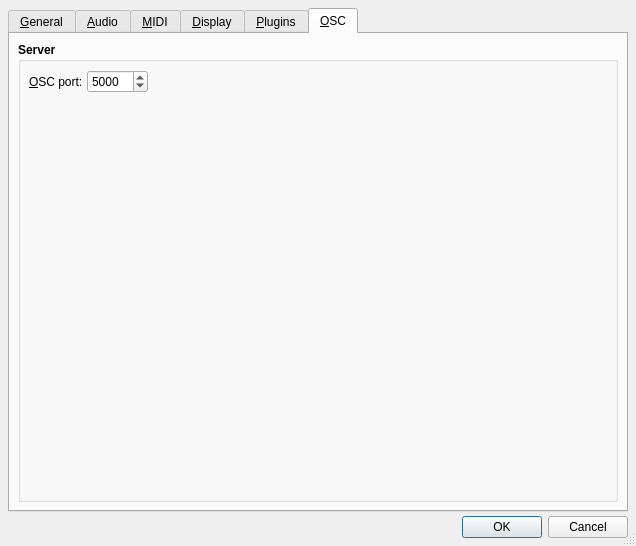
This is src/qtractorOptionsForm.ui in rncbc/qtractor as Qt 5 draws it before an edit. The edited form follows.
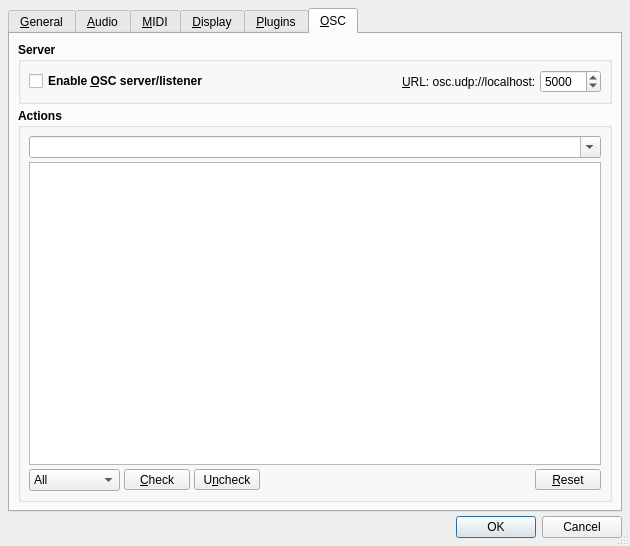
This is the edited form. The open tabs and pages were chosen to show the change. Icons and pictures are not drawn. Custom widgets are drawn as their Qt base class.

Commit message: [oscx] QAction/OSC command path mapping.

The edit to the form file:
```diff
--- a/src/qtractorOptionsForm.ui
+++ b/src/qtractorOptionsForm.ui
@@ -4057,13 +4057,13 @@
              <widget class="QToolButton" name="PluginPathAddToolButton">
               <property name="minimumSize">
                <size>
-                <width>66</width>
+                <width>60</width>
                 <height>22</height>
                </size>
               </property>
               <property name="maximumSize">
                <size>
-                <width>60</width>
+                <width>66</width>
                 <height>24</height>
                </size>
               </property>
@@ -4115,13 +4115,13 @@
            <widget class="QToolButton" name="PluginPathRemoveToolButton">
             <property name="minimumSize">
              <size>
-              <width>66</width>
+              <width>60</width>
               <height>22</height>
              </size>
             </property>
             <property name="maximumSize">
              <size>
-              <width>60</width>
+              <width>66</width>
               <height>24</height>
              </size>
             </property>
@@ -4146,13 +4146,13 @@
            <widget class="QToolButton" name="PluginPathUpToolButton">
             <property name="minimumSize">
              <size>
-              <width>66</width>
+              <width>60</width>
               <height>22</height>
              </size>
             </property>
             <property name="maximumSize">
              <size>
-              <width>60</width>
+              <width>66</width>
               <height>24</height>
              </size>
             </property>
@@ -4177,13 +4177,13 @@
            <widget class="QToolButton" name="PluginPathDownToolButton">
             <property name="minimumSize">
              <size>
-              <width>66</width>
+              <width>60</width>
               <height>22</height>
              </size>
             </property>
             <property name="maximumSize">
              <size>
-              <width>60</width>
+              <width>66</width>
               <height>24</height>
              </size>
             </property>
@@ -4659,6 +4659,35 @@
          </property>
          <layout class="QGridLayout">
           <item row="0" column="0">
+           <widget class="QCheckBox" name="OscServerCheckBox">
+            <property name="font">
+             <font>
+              <weight>75</weight>
+              <bold>false</bold>
+             </font>
+            </property>
+            <property name="toolTip">
+             <string>Whether to enable OSC control server/listener</string>
+            </property>
+            <property name="text">
+             <string>Enable &amp;OSC server/listener</string>
+            </property>
+           </widget>
+          </item>
+          <item row="0" column="1">
+           <spacer>
+            <property name="orientation">
+             <enum>Qt::Horizontal</enum>
+            </property>
+            <property name="sizeHint">
+             <size>
+              <width>120</width>
+              <height>20</height>
+             </size>
+            </property>
+           </spacer>
+          </item>
+          <item row="0" column="2">
            <widget class="QLabel" name="OscServerPortTextLabel">
             <property name="font">
              <font>
@@ -4667,21 +4696,15 @@
              </font>
             </property>
             <property name="text">
-             <string>&amp;OSC port:</string>
+             <string>&amp;URL: osc.udp://localhost:</string>
             </property>
             <property name="buddy">
              <cstring>OscServerPortSpinBox</cstring>
             </property>
            </widget>
           </item>
-          <item row="0" column="1">
+          <item row="0" column="3">
            <widget class="QSpinBox" name="OscServerPortSpinBox">
-            <property name="sizePolicy">
-             <sizepolicy hsizetype="Fixed" vsizetype="Fixed">
-              <horstretch>0</horstretch>
-              <verstretch>0</verstretch>
-             </sizepolicy>
-            </property>
             <property name="font">
              <font>
               <weight>50</weight>
@@ -4702,31 +4725,184 @@
             </property>
            </widget>
           </item>
-          <item row="0" column="3">
-           <spacer>
-            <property name="orientation">
-             <enum>Qt::Horizontal</enum>
+         </layout>
+        </widget>
+       </item>
+       <item>
+        <widget class="QGroupBox" name="OscActionsGroupBox">
+         <property name="font">
+          <font>
+           <weight>75</weight>
+           <bold>true</bold>
+          </font>
+         </property>
+         <property name="title">
+          <string>Actions</string>
+         </property>
+         <property name="flat">
+          <bool>true</bool>
+         </property>
+         <layout class="QVBoxLayout">
+          <item>
+           <widget class="QComboBox" name="OscActionsSearchComboBox" >
+            <property name="font">
+             <font>
+              <weight>50</weight>
+              <bold>false</bold>
+             </font>
             </property>
-            <property name="sizeHint">
-             <size>
-              <width>120</width>
-              <height>20</height>
-             </size>
+            <property name="toolTip" >
+             <string>OSC actions search string (regular expression)</string>
             </property>
-           </spacer>
+            <property name="editable" >
+             <bool>true</bool>
+            </property>
+           </widget>
           </item>
-          <item row="1" column="0" colspan="3">
-           <spacer>
-            <property name="orientation">
-             <enum>Qt::Vertical</enum>
+          <item>
+           <widget class="QListWidget" name="OscActionsListWidget">
+            <property name="font">
+             <font>
+              <weight>50</weight>
+              <bold>false</bold>
+             </font>
             </property>
-            <property name="sizeHint">
-             <size>
-              <width>120</width>
-              <height>20</height>
-             </size>
+            <property name="toolTip">
+             <string>OSC actions</string>
             </property>
-           </spacer>
+            <property name="selectionBehavior">
+             <enum>QAbstractItemView::SelectRows</enum>
+            </property>
+            <property name="uniformItemSizes">
+             <bool>true</bool>
+            </property>
+           </widget>
+          </item>
+          <item>
+           <layout class="QHBoxLayout">
+            <item>
+             <widget class="QComboBox" name="OscActionsFilterComboBox">
+              <property name="minimumSize">
+               <size>
+                <width>66</width>
+                <height>0</height>
+               </size>
+              </property>
+              <property name="font">
+               <font>
+                <weight>50</weight>
+                <bold>false</bold>
+               </font>
+              </property>
+              <property name="toolTip">
+               <string>OSC actions filter</string>
+              </property>
+              <item>
+               <property name="text">
+                <string>All</string>
+               </property>
+              </item>
+              <item>
+               <property name="text">
+                <string>Checked</string>
+               </property>
+              </item>
+              <item>
+               <property name="text">
+                <string>Unchecked</string>
+               </property>
+              </item>
+             </widget>
+            </item>
+            <item>
+             <widget class="QToolButton" name="OscActionsCheckToolButton">
+              <property name="minimumSize">
+               <size>
+                <width>66</width>
+                <height>0</height>
+               </size>
+              </property>
+              <property name="font">
+               <font>
+                <weight>50</weight>
+                <bold>false</bold>
+               </font>
+              </property>
+              <property name="toolTip">
+               <string>Check OSC actions</string>
+              </property>
+              <property name="text">
+               <string>&amp;Check</string>
+              </property>
+              <property name="toolButtonStyle">
+               <enum>Qt::ToolButtonTextBesideIcon</enum>
+              </property>
+             </widget>
+            </item>
+            <item>
+             <widget class="QToolButton" name="OscActionsUncheckToolButton">
+              <property name="minimumSize">
+               <size>
+                <width>66</width>
+                <height>0</height>
+               </size>
+              </property>
+              <property name="font">
+               <font>
+                <weight>50</weight>
+                <bold>false</bold>
+               </font>
+              </property>
+              <property name="toolTip">
+               <string>Uncheck OSC actions</string>
+              </property>
+              <property name="text">
+               <string>U&amp;ncheck</string>
+              </property>
+              <property name="toolButtonStyle">
+               <enum>Qt::ToolButtonTextBesideIcon</enum>
+              </property>
+             </widget>
+            </item>
+            <item>
+             <spacer>
+              <property name="orientation">
+               <enum>Qt::Horizontal</enum>
+              </property>
+              <property name="sizeHint">
+               <size>
+                <width>120</width>
+                <height>20</height>
+               </size>
+              </property>
+             </spacer>
+            </item>
+            <item>
+             <widget class="QToolButton" name="OscActionsResetToolButton">
+              <property name="minimumSize">
+               <size>
+                <width>66</width>
+                <height>0</height>
+               </size>
+              </property>
+              <property name="font">
+               <font>
+                <weight>50</weight>
+                <bold>false</bold>
+               </font>
+              </property>
+              <property name="toolTip">
+               <string>Reset OSC actions</string>
+              </property>
+              <property name="text">
+               <string>&amp;Reset</string>
+              </property>
+              <property name="toolButtonStyle">
+               <enum>Qt::ToolButtonTextBesideIcon</enum>
+              </property>
+             </widget>
+            </item>
+           </layout>
           </item>
          </layout>
         </widget>
```
Left out of the diff: 6 changed lines with no effect on the pictures. The commit also changes 11 other files.
